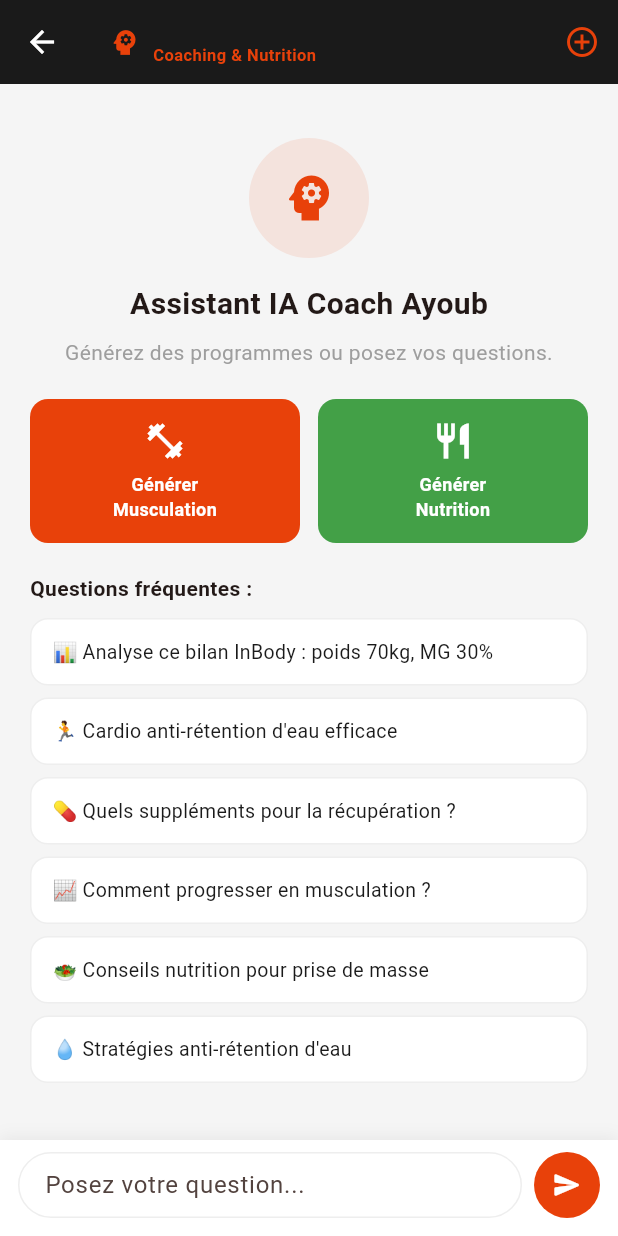
After one commit to ranimouardi123/fitness-app, a Flutter app: the CoachAIScreen screen opened by its route, after a tap on the "send" icon, on a phone screen of 412 x 824 dp. The commit adds this screen. Run offline on Flutter 3.47's test engine with Material 3 defaults, Android fonts, the phone set to English and light mode, and no system bars; our stand-ins replace firebase_core, firebase_messaging, flutter_local_notifications, go_router, image_picker, sembast_web and 2 more; accounts and stored records are empty; network calls fail; statements that could not run were skipped.

Commit message:
v3.0 - Assistant IA + génération programmes

````diff
--- a/lib/app_router.dart
+++ b/lib/app_router.dart
@@ -16,6 +16,7 @@ import 'screens/coach/prog_simple_screen.dart';
 import 'screens/coach/tracker_screen.dart';
 import 'screens/coach/suivi_mensuel_screen.dart';
 import 'screens/coach/coach_chat_screen.dart';
+import 'screens/coach/coach_ai_screen.dart';
 import 'screens/adherent/adherent_home_screen.dart';
 import 'screens/adherent/adherent_prog_view_screen.dart';
 import 'screens/adherent/adherent_tracking_screen.dart';
@@ -45,6 +46,7 @@ final appRouter = GoRouter(
 
     // ═══ COACH ═══
     GoRoute(path: '/coach', builder: (_, __) => const CoachDashboardScreen(), routes: [
+      GoRoute(path: 'ai', builder: (_, __) => const CoachAIScreen()),
       GoRoute(path: 'adherents', builder: (_, __) => const AdherentsScreen(), routes: [
         GoRoute(path: 'ajouter', builder: (_, __) => const AjouterAdherentScreen()),
         GoRoute(path: ':id/modifier',
--- /dev/null
+++ b/lib/screens/coach/coach_ai_screen.dart
@@ -0,0 +1,554 @@
+import 'dart:convert';
+import 'package:flutter/material.dart';
+import 'package:http/http.dart' as http;
+import '../../app_theme.dart';
+import '../../services/database_helper.dart';
+
+class CoachAIScreen extends StatefulWidget {
+  const CoachAIScreen({super.key});
+  @override
+  State<CoachAIScreen> createState() => _CoachAIScreenState();
+}
+
+class _CoachAIScreenState extends State<CoachAIScreen> {
+  final _ctrl   = TextEditingController();
+  final _scroll = ScrollController();
+  final List<Map<String, String>> _messages = [];
+  bool _loading = false;
+
+  // Mode génération programme
+  String? _modeGeneration; // 'musculation' ou 'nutrition'
+  int? _adherentIdSelectionne;
+  String? _nomAdherentSelectionne;
+  List<Map<String, dynamic>> _adherents = [];
+
+  static const _groqKey = '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';
+
+  static const _systemPrompt = '''Tu es un assistant expert en coaching sportif et nutrition pour Coach Ayoub - AM Coaching Sportif & Préparateur Physique.
+
+Tu aides le coach à :
+- Créer des programmes de musculation personnalisés
+- Élaborer des programmes alimentaires adaptés (calories, macros, planning)
+- Analyser les bilans InBody et sanguin
+- Donner des conseils sur la perte de poids, prise de masse, sèche
+- Répondre aux questions sur les exercices, séries, répétitions, repos
+- Proposer des stratégies anti-rétention d\'eau
+- Conseiller sur les suppléments et la récupération
+
+Réponds toujours en français, de manière professionnelle et concise.
+Utilise des emojis pour rendre les réponses plus lisibles.
+Structure tes réponses avec des sections claires.''';
+
+  static const _systemMusculationJSON = '''Tu es un expert en musculation. Tu dois générer un programme de musculation en JSON UNIQUEMENT.
+Réponds UNIQUEMENT avec ce JSON, sans texte avant ou après :
+{
+  "titre": "Programme Musculation [objectif]",
+  "objectif": "[objectif détaillé]",
+  "nb_jours": 5,
+  "duree_seance": 60,
+  "niveau": "Intermédiaire",
+  "parametres": "Repos inter-séries: 45-60 sec\\nProgression: +5% charge/semaine",
+  "jour1_titre": "LUNDI — Pectoraux + Triceps",
+  "jour1_contenu": "Développé couché | 4 séries | 4×10 | 60 sec | 70% 1RM\\nÉcarté poulie | Isolement pectoraux | 3×12 | 45 sec | Modérée",
+  "jour2_titre": "MARDI — Dos + Biceps",
+  "jour2_contenu": "Tractions | 4 séries | 4×8 | 90 sec | Lourd\\nTirage horizontal | Dos large | 3×12 | 60 sec | Modérée",
+  "jour3_titre": "MERCREDI — Épaules + Abdos",
+  "jour3_contenu": "Développé militaire | 4×10 | 60 sec | Modéré\\nElevations latérales | Deltoïdes | 3×15 | 45 sec | Légère",
+  "jour4_titre": "JEUDI — Jambes",
+  "jour4_contenu": "Squat | 4×10 | 90 sec | 75% 1RM\\nPresse à cuisses | Quadriceps | 3×12 | 60 sec | Modérée",
+  "jour5_titre": "VENDREDI — Full Body",
+  "jour5_contenu": "Soulevé de terre | 4×6 | 120 sec | Lourd\\nGainage | 3×60 sec | 30 sec | Modérée",
+  "cardio_antiretion": "Lundi | Vélo elliptique | 20 min | 55-65% FC | Zone lipides\\nMercredi | Marche rapide | 25 min | 50-60% FC | Drainage",
+  "actif": true
+}''';
+
+  static const _systemNutritionJSON = '''Tu es un expert en nutrition sportive. Tu dois générer un programme alimentaire en JSON UNIQUEMENT.
+Réponds UNIQUEMENT avec ce JSON, sans texte avant ou après :
+{
+  "titre": "Programme Alimentaire [objectif]",
+  "objectif": "[objectif détaillé]",
+  "calories": 1800,
+  "proteines": 150,
+  "glucides": 180,
+  "lipides": 60,
+  "nb_repas": 5,
+  "principes": "Principes anti-rétention et conseils généraux",
+  "planning": {
+    "Lundi": "Petit-déjeuner: Flocons d\'avoine 80g + blanc d\'oeuf 3\\nDéjeuner: Poulet 150g + riz 80g + légumes\\nDîner: Poisson 150g + légumes vapeur"
+  },
+  "aliments_privilegier": "Protéines maigres, légumes verts, céréales complètes",
+  "aliments_eviter": "Sucres raffinés, alcool, aliments transformés",
+  "conseils": "Boire 2L d\'eau par jour, manger toutes les 3h",
+  "actif": true
+}''';
+
+  @override
+  void initState() {
+    super.initState();
+    _chargerAdherents();
+  }
+
+  Future<void> _chargerAdherents() async {
+    final list = await DatabaseHelper.instance.getTousAdherents();
+    setState(() => _adherents = list);
+  }
+
+  Future<String> _appelerGroq(String systemPrompt, String userMessage) async {
+    final response = await http.post(
+      Uri.parse('https://api.groq.com/openai/v1/chat/completions'),
+      headers: {
+        'Content-Type': 'application/json',
+        'Authorization': 'Bearer $_groqKey',
+      },
+      body: jsonEncode({
+        'model': 'llama-3.3-70b-versatile',
+        'max_tokens': 2048,
+        'messages': [
+          {'role': 'system', 'content': systemPrompt},
+          {'role': 'user', 'content': userMessage},
+        ],
+      }),
+    );
+    if (response.statusCode == 200) {
+      final data = jsonDecode(response.body);
+      return data['choices'][0]['message']['content'] as String;
+    }
+    throw Exception('Erreur API: ${response.statusCode}');
+  }
+
+  Future<void> _genererProgrammeMusculation(int adherentId, String description) async {
+    setState(() => _loading = true);
+    try {
+      final jsonStr = await _appelerGroq(_systemMusculationJSON, description);
+      // Nettoyer le JSON
+      final clean = jsonStr.replaceAll('```json', '').replaceAll('```', '').trim();
+      final data = jsonDecode(clean) as Map<String, dynamic>;
+      data['adherent_id'] = adherentId;
+      data['date_creation'] = DateTime.now().toIso8601String();
+      await DatabaseHelper.instance.ajouterProgMusculation(data);
+      setState(() => _messages.add({
+        'role': 'assistant',
+        'content': '✅ Programme musculation créé et sauvegardé pour $_nomAdherentSelectionne !\n\n**${data['titre']}**\n\n💪 ${data['nb_jours']} jours/semaine\n⏱ ${data['duree_seance']} min/séance\n📊 Niveau: ${data['niveau']}\n\nTu peux le retrouver dans la fiche de l\'adhérent.',
+      }));
+    } catch (e) {
+      setState(() => _messages.add({
+        'role': 'assistant',
+        'content': '❌ Erreur lors de la génération: $e',
+      }));
+    }
+    setState(() { _loading = false; _modeGeneration = null; });
+    _scrollBas();
+  }
+
+  Future<void> _genererProgrammeNutrition(int adherentId, String description) async {
+    setState(() => _loading = true);
+    try {
+      final jsonStr = await _appelerGroq(_systemNutritionJSON, description);
+      final clean = jsonStr.replaceAll('```json', '').replaceAll('```', '').trim();
+      final data = jsonDecode(clean) as Map<String, dynamic>;
+      data['adherent_id'] = adherentId;
+      data['date_creation'] = DateTime.now().toIso8601String();
+      // Convertir planning en JSONB
+      if (data['planning'] is Map) {
+        // déjà ok
+      }
+      await DatabaseHelper.instance.ajouterProgAlimentaire(data);
+      setState(() => _messages.add({
+        'role': 'assistant',
+        'content': '✅ Programme alimentaire créé et sauvegardé pour $_nomAdherentSelectionne !\n\n**${data['titre']}**\n\n🔥 ${data['calories']} kcal/jour\n💪 Protéines: ${data['proteines']}g\n🍚 Glucides: ${data['glucides']}g\n🥑 Lipides: ${data['lipides']}g\n\nTu peux le retrouver dans la fiche de l\'adhérent.',
+      }));
+    } catch (e) {
+      setState(() => _messages.add({
+        'role': 'assistant',
+        'content': '❌ Erreur lors de la génération: $e',
+      }));
+    }
+    setState(() { _loading = false; _modeGeneration = null; });
+    _scrollBas();
+  }
+
+  Future<void> _envoyer() async {
+    final texte = _ctrl.text.trim();
+    if (texte.isEmpty || _loading) return;
+    _ctrl.clear();
+
+    setState(() {
+      _messages.add({'role': 'user', 'content': texte});
+      _loading = true;
+    });
+    _scrollBas();
+
+    try {
+      // Mode génération programme
+      if (_modeGeneration == 'musculation' && _adherentIdSelectionne != null) {
+        await _genererProgrammeMusculation(_adherentIdSelectionne!, texte);
+        return;
+      }
+      if (_modeGeneration == 'nutrition' && _adherentIdSelectionne != null) {
+        await _genererProgrammeNutrition(_adherentIdSelectionne!, texte);
+        return;
+      }
+
+      // Chat normal
+      final messages = _messages.map((m) => {'role': m['role'], 'content': m['content']}).toList();
+      final reply = await _appelerGroq(_systemPrompt, _messages.last['content']!);
+      setState(() => _messages.add({'role': 'assistant', 'content': reply}));
+    } catch (e) {
+      setState(() => _messages.add({'role': 'assistant', 'content': '❌ Erreur : $e'}));
+    }
+
+    setState(() => _loading = false);
+    _scrollBas();
+  }
+
+  void _scrollBas() {
+    WidgetsBinding.instance.addPostFrameCallback((_) {
+      if (_scroll.hasClients) {
+        _scroll.animateTo(_scroll.position.maxScrollExtent,
+            duration: const Duration(milliseconds: 300), curve: Curves.easeOut);
+      }
+    });
+  }
+
+  void _demarrerGeneration(String mode) {
+    if (_adherents.isEmpty) {
+      ScaffoldMessenger.of(context).showSnackBar(
+        const SnackBar(content: Text('Aucun adhérent disponible')));
+      return;
+    }
+    showDialog(
+      context: context,
+      builder: (ctx) => AlertDialog(
+        title: Text(mode == 'musculation' ? '💪 Programme Musculation' : '🥗 Programme Nutrition'),
+        content: Column(mainAxisSize: MainAxisSize.min, children: [
+          const Text('Sélectionner l\'adhérent :'),
+          const SizedBox(height: 12),
+          DropdownButtonFormField<int>(
+            decoration: const InputDecoration(border: OutlineInputBorder()),
+            hint: const Text('Choisir un adhérent'),
+            items: _adherents.map((a) => DropdownMenuItem(
+              value: a['id'] as int,
+              child: Text('${a['prenom']} ${a['nom']}'),
+            )).toList(),
+            onChanged: (v) {
+              _adherentIdSelectionne = v;
+              final a = _adherents.firstWhere((a) => a['id'] == v);
+              _nomAdherentSelectionne = '${a['prenom']} ${a['nom']}';
+            },
+          ),
+        ]),
+        actions: [
+          TextButton(onPressed: () => Navigator.pop(ctx), child: const Text('Annuler')),
+          ElevatedButton(
+            style: ElevatedButton.styleFrom(backgroundColor: AppTheme.orange),
+            onPressed: () {
+              if (_adherentIdSelectionne == null) return;
+              Navigator.pop(ctx);
+              setState(() {
+                _modeGeneration = mode;
+                _messages.add({
+                  'role': 'assistant',
+                  'content': mode == 'musculation'
+                      ? '💪 Parfait ! Décris le programme pour **$_nomAdherentSelectionne** :\n\n- Objectif (perte de poids, prise de masse, sèche...)\n- Niveau (débutant, intermédiaire, avancé)\n- Nombre de jours/semaine\n- Groupes musculaires prioritaires\n- Équipement disponible\n- Durée des séances'
+                      : '🥗 Parfait ! Décris le programme pour **$_nomAdherentSelectionne** :\n\n- Objectif (perte de poids, prise de masse, sèche...)\n- Calories souhaitées\n- Régime particulier (sans gluten, végétarien...)\n- Nombre de repas/jour\n- Aliments préférés ou à éviter\n- Niveau d\'activité physique',
+                });
+              });
+              _scrollBas();
+            },
+            child: const Text('Continuer', style: TextStyle(color: Colors.white)),
+          ),
+        ],
+      ),
+    );
+  }
+
+  @override
+  void dispose() { _ctrl.dispose(); _scroll.dispose(); super.dispose(); }
+
+  @override
+  Widget build(BuildContext context) {
+    return Scaffold(
+      backgroundColor: AppTheme.bgPage,
+      appBar: AppBar(
+        backgroundColor: AppTheme.noir,
+        foregroundColor: AppTheme.blanc,
+        title: const Row(children: [
+          Icon(Icons.psychology, color: AppTheme.orange, size: 22),
+          SizedBox(width: 8),
+          Column(crossAxisAlignment: CrossAxisAlignment.start, children: [
+            Text('Assistant IA', style: TextStyle(fontSize: 15, fontWeight: FontWeight.w700)),
+            Text('Coaching & Nutrition', style: TextStyle(fontSize: 11, color: AppTheme.orange)),
+          ]),
+        ]),
+        actions: [
+          PopupMenuButton<String>(
+            icon: const Icon(Icons.add_circle_outline, color: AppTheme.orange),
+            onSelected: _demarrerGeneration,
+            itemBuilder: (ctx) => [
+              const PopupMenuItem(value: 'musculation',
+                  child: Row(children: [
+                    Icon(Icons.fitness_center, color: AppTheme.orange, size: 18),
+                    SizedBox(width: 8),
+                    Text('Générer programme musculation'),
+                  ])),
+              const PopupMenuItem(value: 'nutrition',
+                  child: Row(children: [
+                    Icon(Icons.restaurant, color: Colors.green, size: 18),
+                    SizedBox(width: 8),
+                    Text('Générer programme nutrition'),
+                  ])),
+            ],
+          ),
+        ],
+      ),
+      body: Column(children: [
+        if (_modeGeneration != null)
+          Container(
+            padding: const EdgeInsets.symmetric(horizontal: 14, vertical: 8),
+            color: AppTheme.orange.withOpacity(0.1),
+            child: Row(children: [
+              Icon(_modeGeneration == 'musculation' ? Icons.fitness_center : Icons.restaurant,
+                  color: AppTheme.orange, size: 16),
+              const SizedBox(width: 8),
+              Expanded(child: Text(
+                'Mode génération ${_modeGeneration} pour $_nomAdherentSelectionne',
+                style: const TextStyle(fontSize: 12, color: AppTheme.orange, fontWeight: FontWeight.w600),
+              )),
+              GestureDetector(
+                onTap: () => setState(() => _modeGeneration = null),
+                child: const Icon(Icons.close, size: 16, color: AppTheme.orange),
+              ),
+            ]),
+          ),
+        Expanded(
+          child: _messages.isEmpty
+              ? _WelcomeScreen(
+                  onSuggestion: (s) { _ctrl.text = s; _envoyer(); },
+                  onGenerer: _demarrerGeneration,
+                )
+              : ListView.builder(
+                  controller: _scroll,
+                  padding: const EdgeInsets.all(16),
+                  itemCount: _messages.length + (_loading ? 1 : 0),
+                  itemBuilder: (ctx, i) {
+                    if (i == _messages.length) return const _TypingIndicator();
+                    final msg = _messages[i];
+                    final isUser = msg['role'] == 'user';
+                    return _BubbleMsg(texte: msg['content']!, isUser: isUser);
+                  },
+                ),
+        ),
+        Container(
+          padding: const EdgeInsets.fromLTRB(12, 8, 12, 12),
+          decoration: BoxDecoration(
+            color: AppTheme.blanc,
+            boxShadow: [BoxShadow(color: Colors.black.withOpacity(0.06),
+                blurRadius: 8, offset: const Offset(0, -2))],
+          ),
+          child: SafeArea(
+            child: Row(children: [
+              Expanded(
+                child: TextField(
+                  controller: _ctrl,
+                  maxLines: null,
+                  textCapitalization: TextCapitalization.sentences,
+                  decoration: InputDecoration(
+                    hintText: _modeGeneration != null
+                        ? 'Décrivez le programme...'
+                        : 'Posez votre question...',
+                    isDense: true,
+                    contentPadding: const EdgeInsets.symmetric(horizontal: 14, vertical: 10),
+                    border: OutlineInputBorder(borderRadius: BorderRadius.circular(24),
+                        borderSide: const BorderSide(color: Color(0xFFEEEEEE))),
+                    enabledBorder: OutlineInputBorder(borderRadius: BorderRadius.circular(24),
+                        borderSide: const BorderSide(color: Color(0xFFEEEEEE))),
+                    focusedBorder: OutlineInputBorder(borderRadius: BorderRadius.circular(24),
+                        borderSide: const BorderSide(color: AppTheme.orange)),
+                  ),
+                  onSubmitted: (_) => _envoyer(),
+                ),
+              ),
+              const SizedBox(width: 8),
+              GestureDetector(
+                onTap: _envoyer,
+                child: Container(
+                  width: 44, height: 44,
+                  decoration: const BoxDecoration(color: AppTheme.orange, shape: BoxShape.circle),
+                  child: const Icon(Icons.send_rounded, color: AppTheme.blanc, size: 20),
+                ),
+              ),
+            ]),
+          ),
+        ),
+      ]),
+    );
+  }
+}
+
+class _WelcomeScreen extends StatelessWidget {
+  final Function(String) onSuggestion;
+  final Function(String) onGenerer;
+  const _WelcomeScreen({required this.onSuggestion, required this.onGenerer});
+
+  static const _suggestions = [
+    '📊 Analyse ce bilan InBody : poids 70kg, MG 30%',
+    '🏃 Cardio anti-rétention d\'eau efficace',
+    '💊 Quels suppléments pour la récupération ?',
+    '📈 Comment progresser en musculation ?',
+    '🥗 Conseils nutrition pour prise de masse',
+    '💧 Stratégies anti-rétention d\'eau',
+  ];
+
+  @override
+  Widget build(BuildContext context) => SingleChildScrollView(
+    padding: const EdgeInsets.all(20),
+    child: Column(children: [
+      const SizedBox(height: 16),
+      Container(
+        width: 80, height: 80,
+        decoration: BoxDecoration(color: AppTheme.orange.withOpacity(0.1), shape: BoxShape.circle),
+        child: const Icon(Icons.psychology, size: 40, color: AppTheme.orange),
+      ),
+      const SizedBox(height: 16),
+      const Text('Assistant IA Coach Ayoub',
+          style: TextStyle(fontSize: 20, fontWeight: FontWeight.bold)),
+      const SizedBox(height: 8),
+      const Text('Générez des programmes ou posez vos questions.',
+          textAlign: TextAlign.center,
+          style: TextStyle(color: AppTheme.grisTexte, height: 1.5)),
+      const SizedBox(height: 20),
+
+      // Boutons génération
+      Row(children: [
+        Expanded(child: GestureDetector(
+          onTap: () => onGenerer('musculation'),
+          child: Container(
+            padding: const EdgeInsets.all(14),
+            decoration: BoxDecoration(
+              color: AppTheme.orange, borderRadius: BorderRadius.circular(12)),
+            child: const Column(children: [
+              Icon(Icons.fitness_center, color: Colors.white, size: 28),
+              SizedBox(height: 6),
+              Text('Générer\nMusculation', textAlign: TextAlign.center,
+                  style: TextStyle(color: Colors.white, fontWeight: FontWeight.w700, fontSize: 12)),
+            ]),
+          ),
+        )),
+        const SizedBox(width: 12),
+        Expanded(child: GestureDetector(
+          onTap: () => onGenerer('nutrition'),
+          child: Container(
+            padding: const EdgeInsets.all(14),
+            decoration: BoxDecoration(
+              color: Colors.green.shade600, borderRadius: BorderRadius.circular(12)),
+            child: const Column(children: [
+              Icon(Icons.restaurant, color: Colors.white, size: 28),
+              SizedBox(height: 6),
+              Text('Générer\nNutrition', textAlign: TextAlign.center,
+                  style: TextStyle(color: Colors.white, fontWeight: FontWeight.w700, fontSize: 12)),
+            ]),
+          ),
+        )),
+      ]),
+      const SizedBox(height: 20),
+
+      const Align(alignment: Alignment.centerLeft,
+          child: Text('Questions fréquentes :',
+              style: TextStyle(fontWeight: FontWeight.w600, fontSize: 14))),
+      const SizedBox(height: 10),
+      ..._suggestions.map((s) => GestureDetector(
+        onTap: () => onSuggestion(s),
+        child: Container(
+          width: double.infinity,
+          margin: const EdgeInsets.only(bottom: 8),
+          padding: const EdgeInsets.symmetric(horizontal: 14, vertical: 12),
+          decoration: BoxDecoration(
+            color: AppTheme.blanc, borderRadius: BorderRadius.circular(12),
+            border: Border.all(color: const Color(0xFFEEEEEE)),
+          ),
+          child: Text(s, style: const TextStyle(fontSize: 13, color: AppTheme.noir)),
+        ),
+      )),
+    ]),
+  );
+}
+
+class _BubbleMsg extends StatelessWidget {
+  final String texte;
+  final bool isUser;
+  const _BubbleMsg({required this.texte, required this.isUser});
+
+  @override
+  Widget build(BuildContext context) => Align(
+    alignment: isUser ? Alignment.centerRight : Alignment.centerLeft,
+    child: Container(
+      margin: const EdgeInsets.only(bottom: 12),
+      padding: const EdgeInsets.symmetric(horizontal: 14, vertical: 10),
+      constraints: BoxConstraints(maxWidth: MediaQuery.of(context).size.width * 0.85),
+      decoration: BoxDecoration(
+        color: isUser ? AppTheme.orange : AppTheme.blanc,
+        borderRadius: BorderRadius.only(
+          topLeft: const Radius.circular(16), topRight: const Radius.circular(16),
+          bottomLeft: Radius.circular(isUser ? 16 : 4),
+          bottomRight: Radius.circular(isUser ? 4 : 16),
+        ),
+        boxShadow: [BoxShadow(color: Colors.black.withOpacity(0.06), blurRadius: 4)],
+      ),
+      child: Text(texte, style: TextStyle(fontSize: 14, height: 1.5,
+          color: isUser ? AppTheme.blanc : AppTheme.noir)),
+    ),
+  );
+}
+
+class _TypingIndicator extends StatelessWidget {
+  const _TypingIndicator();
+  @override
+  Widget build(BuildContext context) => Align(
+    alignment: Alignment.centerLeft,
+    child: Container(
+      margin: const EdgeInsets.only(bottom: 12),
+      padding: const EdgeInsets.symmetric(horizontal: 14, vertical: 12),
+      decoration: BoxDecoration(
+        color: AppTheme.blanc, borderRadius: BorderRadius.circular(16),
+        boxShadow: [BoxShadow(color: Colors.black.withOpacity(0.06), blurRadius: 4)],
+      ),
+      child: const Row(mainAxisSize: MainAxisSize.min, children: [
+        SizedBox(width: 4),
+        _Dot(delay: 0), SizedBox(width: 4),
+        _Dot(delay: 200), SizedBox(width: 4),
+        _Dot(delay: 400), SizedBox(width: 4),
+      ]),
+    ),
+  );
+}
+
+class _Dot extends StatefulWidget {
+  final int delay;
+  const _Dot({required this.delay});
+  @override State<_Dot> createState() => _DotState();
+}
+
+class _DotState extends State<_Dot> with SingleTickerProviderStateMixin {
+  late AnimationController _ctrl;
+  late Animation<double> _anim;
+
+  @override
+  void initState() {
+    super.initState();
+    _ctrl = AnimationController(vsync: this, duration: const Duration(milliseconds: 600));
+    _anim = Tween(begin: 0.3, end: 1.0).animate(_ctrl);
+    Future.delayed(Duration(milliseconds: widget.delay), () {
+      if (mounted) _ctrl.repeat(reverse: true);
+    });
+  }
+
+  @override
+  void dispose() { _ctrl.dispose(); super.dispose(); }
+
+  @override
+  Widget build(BuildContext context) => FadeTransition(
+    opacity: _anim,
+    child: Container(width: 8, height: 8,
+        decoration: const BoxDecoration(color: AppTheme.orange, shape: BoxShape.circle)),
+  );
+}
--- a/lib/screens/coach/coach_dashboard_screen.dart
+++ b/lib/screens/coach/coach_dashboard_screen.dart
@@ -38,6 +38,11 @@ class _CoachDashboardScreenState extends State<CoachDashboardScreen> {
           IconButton(
             icon: const Icon(Icons.logout, color: AppTheme.noir),
             onPressed: () async { await AuthService().deconnexion(); if (mounted) context.go('/login'); },
+          ),
+          IconButton(
+            icon: const Icon(Icons.psychology, color: AppTheme.orange),
+           onPressed: () => context.push('/coach/ai'),
+           tooltip: 'Assistant IA',
           ),
         ],
       ),
````
Also changed, not shown: lib/screens/auth/login_screen.dart (+2 -31 lines).
